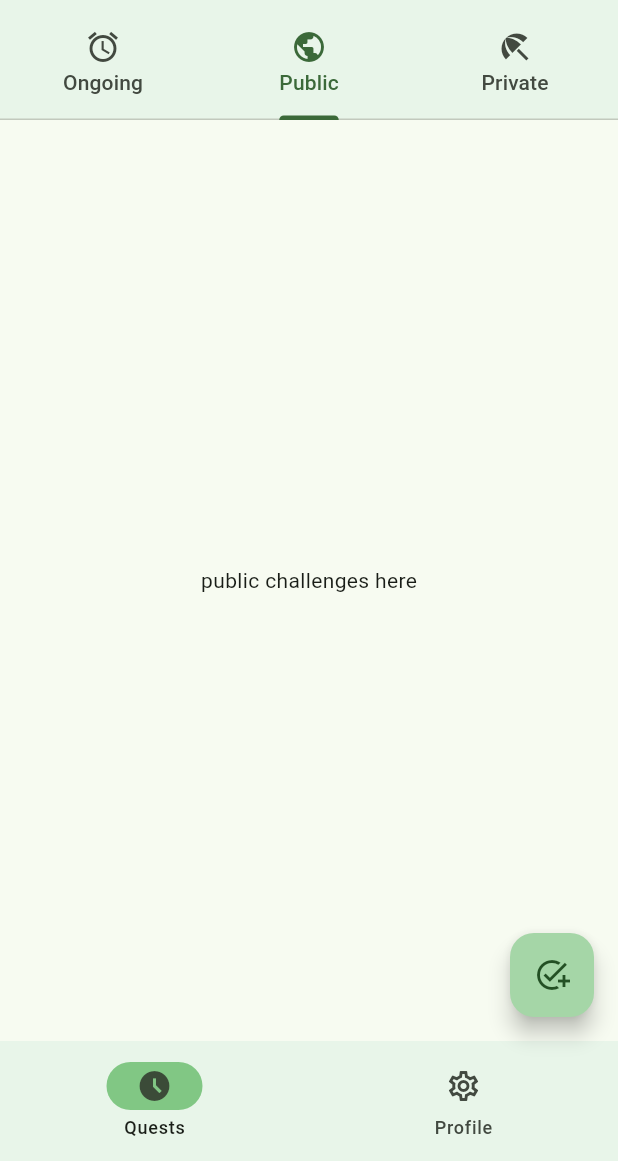
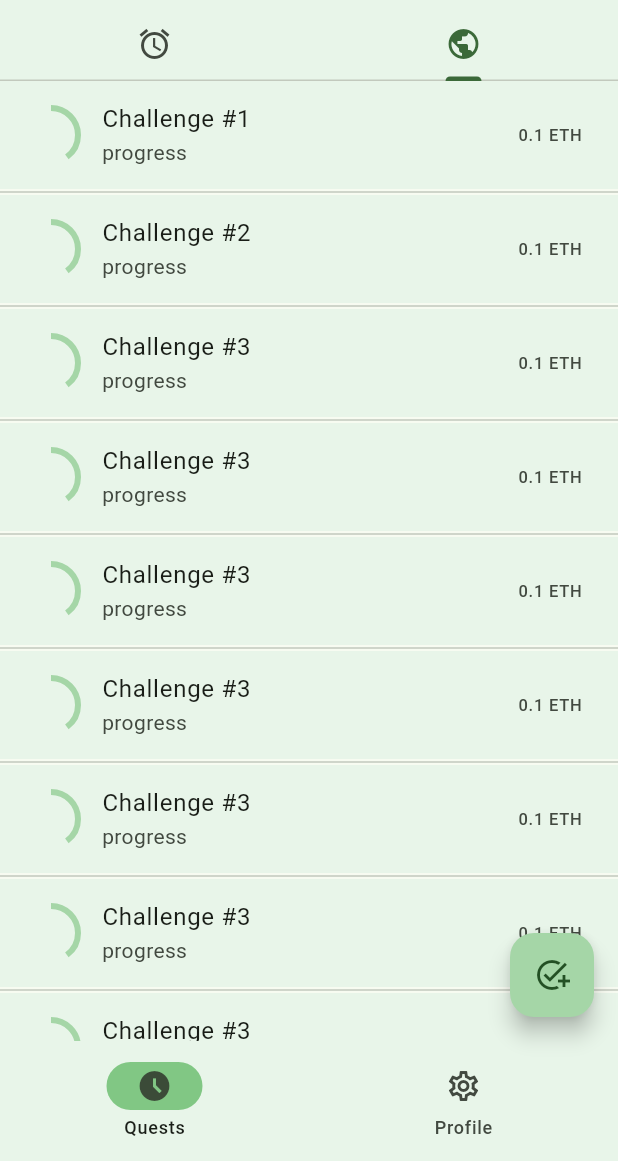
Before and after one commit to mohanvaddi/staked-steps, a Flutter app: the screen it shows after launch, tab 2 chosen, on a phone screen of 412 x 824 dp, the part 75-1236 px from its top. Run offline on Flutter 3.47's test engine with Material 3 defaults, Android fonts, the light colour scheme and no system bars; our stand-ins replace google_fonts, pedometer; missing offline and left inert: web3modal_flutter.

Commit message:
feat: added list view and updated data on refresh function

```diff
--- a/app/lib/challenges_screen.dart
+++ /dev/null
@@ -1,154 +0,0 @@
-import 'package:flutter/material.dart';
-import 'package:google_fonts/google_fonts.dart';
-import 'package:pedometer/pedometer.dart';
-import 'package:web3_poc/theme.dart';
-import 'package:web3_poc/utils/pedometer.dart';
-
-class ChallengesScreen extends StatefulWidget {
-  const ChallengesScreen({super.key});
-
-  @override
-  State<ChallengesScreen> createState() => _ChallengesScreenState();
-}
-
-class _ChallengesScreenState extends State<ChallengesScreen> {
-  String _status = '?', _steps = '?';
-
-  @override
-  void initState() {
-    super.initState();
-    initPedometer(
-      (StepCount event) {
-        setState(() {
-          print(event);
-          _steps = event.steps.toString();
-        });
-      },
-      (PedestrianStatus event) {
-        setState(() {
-          print(event);
-          _status = event.status;
-        });
-      },
-    );
-  }
-
-  @override
-  Widget build(BuildContext context) {
-    final ThemeData theme = Theme.of(context);
-    return Scaffold(
-      body: DefaultTabController(
-        initialIndex: 0,
-        length: 3,
-        child: Scaffold(
-          appBar: AppBar(
-            backgroundColor: CustomColors().LIGHT,
-            title: Text(
-              'Staked Steps',
-              style: GoogleFonts.teko(
-                textStyle: TextStyle(
-                  color: Colors.green.shade700,
-                  fontStyle: FontStyle.italic,
-                  fontWeight: FontWeight.w800,
-                  fontSize: 35.00,
-                ),
-              ),
-            ),
-            centerTitle: false,
-            bottom: const TabBar(
-              labelStyle: TextStyle(),
-              tabs: <Widget>[
-                Tab(
-                  icon: Icon(Icons.access_alarm_sharp),
-                  text: 'Ongoing',
-                ),
-                Tab(
-                  icon: Icon(Icons.public),
-                  text: 'Public',
-                ),
-                Tab(
-                  icon: Icon(Icons.beach_access_sharp),
-                  text: 'Private',
-                ),
-              ],
-            ),
-            actions: <Widget>[
-              TextButton(
-                onPressed: () {
-                  showModalBottomSheet<void>(
-                      context: context,
-                      builder: (BuildContext context) {
-                        return Container(
-                          height: 250,
-                          color: CustomColors().LIGHT,
-                          child: Center(
-                            child: Column(
-                              mainAxisAlignment: MainAxisAlignment.center,
-                              mainAxisSize: MainAxisSize.min,
-                              children: <Widget>[
-                                Padding(
-                                  padding: const EdgeInsets.all(20.0),
-                                  // padding: EdgeInsets.fromLTRB(20.0, 0, 20.0, 0),
-                                  child: Center(
-                                    child: RichText(
-                                      text: const TextSpan(
-                                        text:
-                                            'This number represents the total steps taken, this is calculated based on the pedometer available.\nIf the text is in green, it means you are currently moving, if It\'s red, it means you\'re idle.',
-                                        style: TextStyle(
-                                            fontSize: 14.0,
-                                            color: Colors.black),
-                                      ),
-                                    ),
-                                  ),
-                                ),
-                                ElevatedButton(
-                                  child: const Text('Understood'),
-                                  onPressed: () => Navigator.pop(context),
-                                ),
-                              ],
-                            ),
-                          ),
-                        );
-                      });
-                },
-                child: Text(
-                  _steps,
-                  style: GoogleFonts.teko(
-                    textStyle: TextStyle(
-                      fontSize: 30.0,
-                      fontWeight: FontWeight.bold,
-                      color: _status == 'walking'
-                          ? Colors.green.shade700
-                          : Colors.red.shade700,
-                    ),
-                  ),
-                ),
-              ),
-              IconButton(
-                icon: const Icon(Icons.more_vert),
-                tooltip: 'Show Snackbar',
-                onPressed: () {
-                  ScaffoldMessenger.of(context).showSnackBar(
-                      const SnackBar(content: Text('This is a snackbar')));
-                },
-              ),
-            ],
-          ),
-          body: const TabBarView(
-            children: <Widget>[
-              Center(
-                child: Text("ongoing challenges here"),
-              ),
-              Center(
-                child: Text("public challenges here"),
-              ),
-              Center(
-                child: Text("private challenges here"),
-              ),
-            ],
-          ),
-        ),
-      ),
-    );
-  }
-}
--- a/app/lib/custom_navigation.dart
+++ b/app/lib/custom_navigation.dart
@@ -1,7 +1,7 @@
 import 'package:flutter/material.dart';
-import 'package:web3_poc/challenges_screen.dart';
-import 'package:web3_poc/profile_screen.dart';
-import 'package:web3_poc/theme.dart';
+import 'package:staked_steps/screens/challenges_screen.dart';
+import 'package:staked_steps/screens/profile_screen.dart';
+import 'package:staked_steps/theme.dart';
 
 void main() => runApp(const NavigationBarApp());
 
@@ -29,7 +29,7 @@ class _CustomNavigationState extends State<CustomNavigation> {
 
   @override
   Widget build(BuildContext context) {
-    final ThemeData theme = Theme.of(context);
+    // final ThemeData theme = Theme.of(context);
     return Scaffold(
       // bottom navgation bar
       bottomNavigationBar: NavigationBar(
--- /dev/null
+++ b/app/lib/screens/challenges_screen.dart
@@ -0,0 +1,339 @@
+import 'dart:async';
+import 'dart:convert';
+import 'package:flutter/foundation.dart';
+import 'package:flutter/material.dart';
+import 'package:google_fonts/google_fonts.dart';
+import 'package:pedometer/pedometer.dart';
+import 'package:staked_steps/structs.dart';
+import 'package:staked_steps/theme.dart';
+import 'package:staked_steps/utils/pedometer.dart';
+import 'package:http/http.dart' as http;
+
+class ChallengesScreen extends StatefulWidget {
+  const ChallengesScreen({super.key});
+
+  @override
+  State<ChallengesScreen> createState() => _ChallengesScreenState();
+}
+
+class _ChallengesScreenState extends State<ChallengesScreen> {
+  String _status = '?', _steps = '?';
+
+  @override
+  void initState() {
+    super.initState();
+    initPedometer(
+      (StepCount event) {
+        setState(() {
+          print(event);
+          _steps = event.steps.toString();
+        });
+      },
+      (PedestrianStatus event) {
+        setState(() {
+          print(event);
+          _status = event.status;
+        });
+      },
+    );
+  }
+
+  Future<List<ChallengeData>> fetchChallengeData() async {
+    final response =
+        await http.get(Uri.parse('http://127.0.0.1:4002/mock_challenges'));
+
+    if (response.statusCode == 200) {
+      Map<String, dynamic> jsonData = json.decode(response.body);
+      List<dynamic> challenges = jsonData['challenges'];
+      List<ChallengeData> challengeDataList = challenges.map((challengeJson) {
+        return ChallengeData.fromJson(challengeJson);
+      }).toList();
+      return challengeDataList;
+    } else {
+      throw Exception('Failed to load challenges data');
+    }
+  }
+
+  // TODO: handle page refresh logic here
+  Future<void> _handlePageRefresh() async {
+    print('page refreshed');
+
+    List<ChallengeData> updatedChallengeData = await fetchChallengeData();
+    setState(() {
+      challenges = updatedChallengeData;
+    });
+  }
+
+  final List<String> entries = <String>['A', 'B', 'C'];
+  final List<int> colorCodes = <int>[600, 500, 100];
+  List<ChallengeData> challenges = <ChallengeData>[
+    ChallengeData(
+      challengeName: 'Challenge #1',
+      startDate: DateTime(1713004804235),
+      endDate: DateTime(1713004804235),
+      totalDays: 10,
+      stakedAmount: 0.1.toDouble(),
+      totalParticipants: 10,
+      participants: [
+        ParticipantData(name: 'Apple', daysCompleted: 4),
+        ParticipantData(name: 'Mohan', daysCompleted: 5),
+        ParticipantData(name: 'Vijay', daysCompleted: 3),
+      ],
+    ),
+    ChallengeData(
+      challengeName: 'Challenge #2',
+      startDate: DateTime(1713004804235),
+      endDate: DateTime(1713004804235),
+      totalDays: 10,
+      stakedAmount: 0.1.toDouble(),
+      totalParticipants: 10,
+      participants: [
+        ParticipantData(name: 'Mohan', daysCompleted: 5),
+        ParticipantData(name: 'Apple', daysCompleted: 4),
+        ParticipantData(name: 'Vijay', daysCompleted: 3),
+      ],
+    ),
+    ChallengeData(
+      challengeName: 'Challenge #3',
+      startDate: DateTime(1713004804235),
+      endDate: DateTime(1713004804235),
+      totalDays: 10,
+      stakedAmount: 0.1.toDouble(),
+      totalParticipants: 10,
+      participants: [
+        ParticipantData(name: 'Vijay', daysCompleted: 3),
+        ParticipantData(name: 'Mohan', daysCompleted: 5),
+        ParticipantData(name: 'Apple', daysCompleted: 4),
+      ],
+    ),
+    ChallengeData(
+      challengeName: 'Challenge #3',
+      startDate: DateTime(1713004804235),
+      endDate: DateTime(1713004804235),
+      totalDays: 10,
+      stakedAmount: 0.1.toDouble(),
+      totalParticipants: 10,
+      participants: [
+        ParticipantData(name: 'Vijay', daysCompleted: 3),
+        ParticipantData(name: 'Mohan', daysCompleted: 5),
+        ParticipantData(name: 'Apple', daysCompleted: 4),
+      ],
+    ),
+    ChallengeData(
+      challengeName: 'Challenge #3',
+      startDate: DateTime(1713004804235),
+      endDate: DateTime(1713004804235),
+      totalDays: 10,
+      stakedAmount: 0.1.toDouble(),
+      totalParticipants: 10,
+      participants: [
+        ParticipantData(name: 'Vijay', daysCompleted: 3),
+        ParticipantData(name: 'Mohan', daysCompleted: 5),
+        ParticipantData(name: 'Apple', daysCompleted: 4),
+      ],
+    ),
+    ChallengeData(
+      challengeName: 'Challenge #3',
+      startDate: DateTime(1713004804235),
+      endDate: DateTime(1713004804235),
+      totalDays: 10,
+      stakedAmount: 0.1.toDouble(),
+      totalParticipants: 10,
+      participants: [
+        ParticipantData(name: 'Vijay', daysCompleted: 3),
+        ParticipantData(name: 'Mohan', daysCompleted: 5),
+        ParticipantData(name: 'Apple', daysCompleted: 4),
+      ],
+    ),
+    ChallengeData(
+      challengeName: 'Challenge #3',
+      startDate: DateTime(1713004804235),
+      endDate: DateTime(1713004804235),
+      totalDays: 10,
+      stakedAmount: 0.1.toDouble(),
+      totalParticipants: 10,
+      participants: [
+        ParticipantData(name: 'Vijay', daysCompleted: 3),
+        ParticipantData(name: 'Mohan', daysCompleted: 5),
+        ParticipantData(name: 'Apple', daysCompleted: 4),
+      ],
+    ),
+    ChallengeData(
+      challengeName: 'Challenge #3',
+      startDate: DateTime(1713004804235),
+      endDate: DateTime(1713004804235),
+      totalDays: 10,
+      stakedAmount: 0.1.toDouble(),
+      totalParticipants: 10,
+      participants: [
+        ParticipantData(name: 'Vijay', daysCompleted: 3),
+        ParticipantData(name: 'Mohan', daysCompleted: 5),
+        ParticipantData(name: 'Apple', daysCompleted: 4),
+      ],
+    ),
+    ChallengeData(
+      challengeName: 'Challenge #3',
+      startDate: DateTime(1713004804235),
+      endDate: DateTime(1713004804235),
+      totalDays: 10,
+      stakedAmount: 0.1.toDouble(),
+      totalParticipants: 10,
+      participants: [
+        ParticipantData(name: 'Vijay', daysCompleted: 3),
+        ParticipantData(name: 'Mohan', daysCompleted: 5),
+        ParticipantData(name: 'Apple', daysCompleted: 4),
+      ],
+    ),
+    ChallengeData(
+      challengeName: 'Challenge #3',
+      startDate: DateTime(1713004804235),
+      endDate: DateTime(1713004804235),
+      totalDays: 10,
+      stakedAmount: 0.1.toDouble(),
+      totalParticipants: 10,
+      participants: [
+        ParticipantData(name: 'Vijay', daysCompleted: 3),
+        ParticipantData(name: 'Mohan', daysCompleted: 5),
+        ParticipantData(name: 'Apple', daysCompleted: 4),
+      ],
+    ),
+    ChallengeData(
+      challengeName: 'Challenge #3',
+      startDate: DateTime(1713004804235),
+      endDate: DateTime(1713004804235),
+      totalDays: 10,
+      stakedAmount: 0.1.toDouble(),
+      totalParticipants: 10,
+      participants: [
+        ParticipantData(name: 'Vijay', daysCompleted: 3),
+        ParticipantData(name: 'Mohan', daysCompleted: 5),
+        ParticipantData(name: 'Apple', daysCompleted: 4),
+      ],
+    ),
+  ];
+
+  @override
+  Widget build(BuildContext context) {
+    // final ThemeData theme = Theme.of(context);
+    return Scaffold(
+      body: DefaultTabController(
+        initialIndex: 0,
+        length: 2,
+        child: Scaffold(
+          appBar: AppBar(
+            backgroundColor: CustomColors().LIGHT,
+            title: Text(
+              'Staked Steps',
+              style: GoogleFonts.teko(
+                textStyle: TextStyle(
+                  color: Colors.green.shade700,
+                  fontStyle: FontStyle.italic,
+                  fontWeight: FontWeight.w800,
+                  fontSize: 35.00,
+                ),
+              ),
+            ),
+            centerTitle: false,
+            bottom: const TabBar(
+              labelStyle: TextStyle(),
+              tabs: <Widget>[
+                Tab(
+                  icon: Icon(Icons.access_alarm_sharp),
+                  // text: 'Ongoing',
+                ),
+                Tab(
+                  icon: Icon(Icons.public),
+                  // text: 'Public',
+                ),
+              ],
+            ),
+            actions: <Widget>[
+              TextButton(
+                onPressed: () {
+                  // TODO: do something here
+                  print('show something when clicked');
+                },
+                child: Text(
+                  _steps,
+                  style: GoogleFonts.teko(
+                    textStyle: TextStyle(
+                      fontSize: 30.0,
+                      fontWeight: FontWeight.bold,
+                      color: _status == 'walking'
+                          ? Colors.green.shade700
+                          : Colors.red.shade700,
+                    ),
+                  ),
+                ),
+              ),
+              IconButton(
+                icon: const Icon(Icons.more_vert),
+                tooltip: 'Show Snackbar',
+                onPressed: () {
+                  ScaffoldMessenger.of(context).showSnackBar(
+                      const SnackBar(content: Text('This is a snackbar')));
+                },
+              ),
+            ],
+          ),
+          body: TabBarView(
+            children: <Widget>[
+              Center(
+                child: ListView.separated(
+                  padding: const EdgeInsets.all(8),
+                  itemCount: entries.length,
+                  itemBuilder: (BuildContext context, int index) {
+                    return Container(
+                      height: 50,
+                      color: Colors.amber[colorCodes[index]],
+                      child: Center(child: Text('Entry ${entries[index]}')),
+                    );
+                  },
+                  separatorBuilder: (BuildContext context, int index) =>
+                      const Divider(),
+                ),
+              ),
+              Center(
+                child: RefreshIndicator(
+                  onRefresh: _handlePageRefresh,
+                  child: ListView.separated(
+                    // padding: const EdgeInsets.all(5),
+                    itemCount: challenges.length,
+                    itemBuilder: (BuildContext context, int index) {
+                      var challenge = challenges[index];
+                      var stakedAmount = challenges[index].stakedAmount;
+                      return ListTile(
+                        tileColor: Colors.green.shade50,
+                        title: Text(challenge.challengeName),
+                        subtitle: const Text('progress'),
+                        trailing: Text('$stakedAmount ETH'),
+                        enableFeedback: true,
+                        leading: CircularProgressIndicator(
+                          color: Colors.green.shade400,
+                          value: 0.4,
+                          valueColor: AlwaysStoppedAnimation<Color>(
+                            Colors.green.shade200,
+                          ),
+                        ),
+                        onTap: () {
+                          if (kDebugMode) {
+                            print('click3d');
+                          }
+                        },
+                      );
+                    },
+                    separatorBuilder: (BuildContext context, int index) {
+                      return const Divider(
+                        height: 4,
+                      );
+                    },
+                  ),
+                ),
+              ),
+            ],
+          ),
+        ),
+      ),
+    );
+  }
+}
--- a/app/lib/profile_screen.dart
+++ b/app/lib/screens/profile_screen.dart
@@ -1,8 +1,8 @@
 import 'package:flutter/material.dart';
 import 'package:google_fonts/google_fonts.dart';
 import 'package:pedometer/pedometer.dart';
-import 'package:web3_poc/theme.dart';
-import 'package:web3_poc/utils/pedometer.dart';
+import 'package:staked_steps/theme.dart';
+import 'package:staked_steps/utils/pedometer.dart';
 
 class ProfileScreen extends StatefulWidget {
   const ProfileScreen({super.key});
--- /dev/null
+++ b/app/lib/structs.dart
@@ -0,0 +1,47 @@
+class ParticipantData {
+  final String name;
+  final int daysCompleted;
+
+  ParticipantData({
+    required this.name,
+    required this.daysCompleted,
+  });
+}
+
+class ChallengeData {
+  final String challengeName;
+  final DateTime startDate;
+  final DateTime endDate;
+  final int totalDays;
+  final double stakedAmount;
+  final int totalParticipants;
+  final List<ParticipantData> participants;
+
+  ChallengeData({
+    required this.challengeName,
+    required this.startDate,
+    required this.endDate,
+    required this.totalDays,
+    required this.stakedAmount,
+    required this.participants,
+    required this.totalParticipants,
+  });
+
+  factory ChallengeData.fromJson(Map<String, dynamic> json) {
+    return ChallengeData(
+      challengeName: json['challengeName'],
+      startDate: DateTime.fromMillisecondsSinceEpoch(json['startDate']),
+      endDate: DateTime.fromMillisecondsSinceEpoch(json['endDate']),
+      totalDays: json['totalDays'],
+      stakedAmount: json['stakedAmount'],
+      totalParticipants: json['totalParticipants'],
+      participants:
+          (json['participants'] as List<dynamic>).map((participantJson) {
+        return ParticipantData(
+          name: participantJson['name'],
+          daysCompleted: participantJson['daysCompleted'],
+        );
+      }).toList(),
+    );
+  }
+}
--- a/app/pubspec.yaml
+++ b/app/pubspec.yaml
@@ -1,5 +1,5 @@
-name: web3_poc
-description: 'A new Flutter project.'
+name: staked_steps
+description: 'A gamified fitness app where users can join public or private challenges by staking cryptocurrency. Participants aim to meet a minimum step count within a set timeframe to win. Winners receive cryptocurrency prizes and unique NFTs.'
 # The following line prevents the package from being accidentally published to
 # pub.dev using `flutter pub publish`. This is preferred for private packages.
 publish_to: 'none' # Remove this line if you wish to publish to pub.dev
@@ -39,6 +39,7 @@ dependencies:
   pedometer: ^4.0.1
   permission_handler: ^11.3.1
   google_fonts: ^6.2.1
+  http: ^1.2.1
 
 dev_dependencies:
   flutter_test:
```
Also changed, not shown: app/lib/main.dart (+1 -31 lines), app/pubspec.lock, 3 other files.
